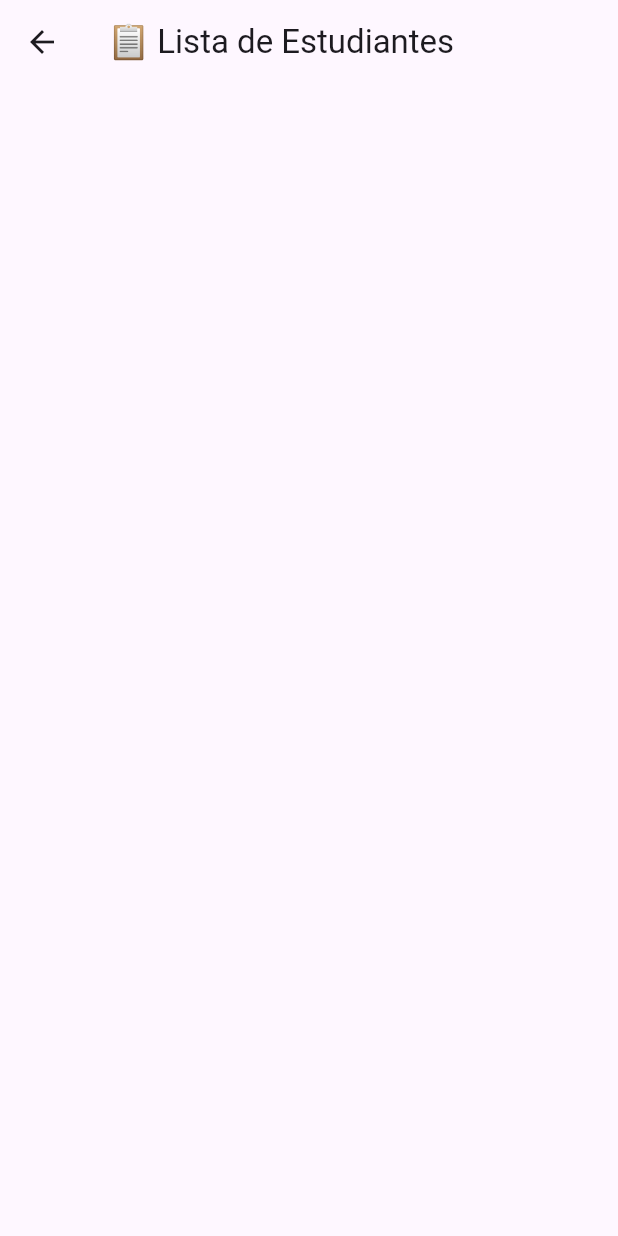
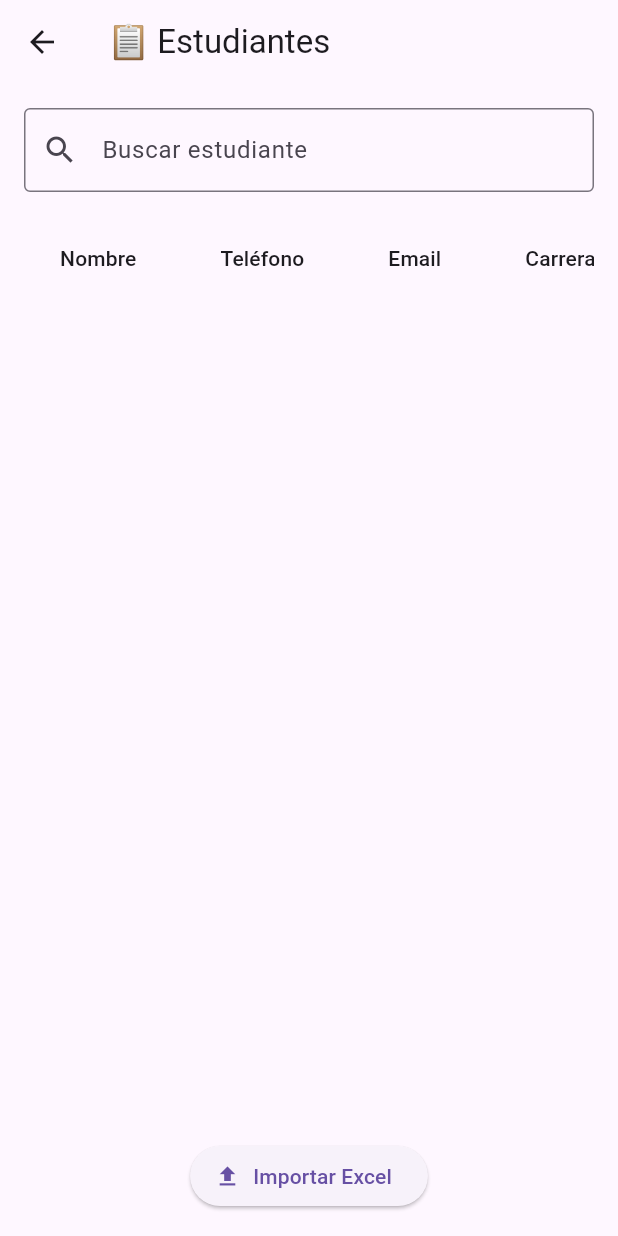
Before and after one commit to fabi-cm/App-ExamOI2, a Flutter app: the AdminDashboard screen opened by its route, after a tap on "📚 Gestión de Estudiantes", on a phone screen of 412 x 824 dp. Run offline on Flutter 3.47's test engine with Material 3 defaults, Android fonts, the phone set to English and light mode, and no system bars; our stand-ins replace file_picker, go_router; missing offline and left inert: excel.

Commit message:
Mejora en los screens para las diferentes vistas

```diff
--- a/lib/core/router.dart
+++ b/lib/core/router.dart
@@ -1,4 +1,3 @@
-import 'package:flutter/material.dart';
 import 'package:go_router/go_router.dart';
 import '../features/auth/presentation/login_page.dart';
 import '../features/students/presentation/student_dashboard.dart';
--- a/lib/features/exams/presentation/admin_dashboard.dart
+++ b/lib/features/exams/presentation/admin_dashboard.dart
@@ -1,6 +1,4 @@
 import 'package:flutter/material.dart';
-import '../../students/application/importar_estudiantes.dart';
-import '../../students/domain/estudiante.dart';
 import '../../students/presentation/estudiantes_list_page.dart';
 
 class AdminDashboard extends StatefulWidget {
@@ -11,7 +9,6 @@ class AdminDashboard extends StatefulWidget {
 }
 
 class _AdminDashboardState extends State<AdminDashboard> {
-  final List<Estudiante> _estudiantes = [];
 
   @override
   Widget build(BuildContext context) {
@@ -22,20 +19,10 @@ class _AdminDashboardState extends State<AdminDashboard> {
         children: [
           ListTile(
             title: const Text('📚 Gestión de Estudiantes'),
-            onTap: () async {
-              final nuevos = await importarDesdeExcel(_estudiantes.map((e) => e.email).toSet());
-              setState(() {
-                _estudiantes.addAll(nuevos);
-              });
-              if (mounted) {
-                Navigator.push(
-                  context,
-                  MaterialPageRoute(
-                    builder: (_) => EstudiantesListPage(estudiantes: _estudiantes),
-                  ),
-                );
-              }
-            },
+            onTap: () => Navigator.push(
+              context,
+              MaterialPageRoute(builder: (_) => const EstudiantesListPage()),
+            ),
           ),
           ListTile(
             title: const Text('✏️ Cargar/Editar Ejercicios'),
--- a/lib/features/students/application/importar_estudiantes.dart
+++ b/lib/features/students/application/importar_estudiantes.dart
@@ -1,5 +1,6 @@
 import 'package:file_picker/file_picker.dart';
 import 'package:excel/excel.dart';
+import 'package:flutter/foundation.dart';
 import '../domain/estudiante.dart';
 
 Future<List<Estudiante>> importarDesdeExcel(Set<String> emailsExistentes) async {
@@ -31,5 +32,13 @@ Future<List<Estudiante>> importarDesdeExcel(Set<String> emailsExistentes) async
     }
   }
 
+  for (var table in excel.tables.keys) {
+    for (var row in excel.tables[table]!.rows) {
+      if (kDebugMode) {
+        print(row);
+      } // 🔍 ¿Esto muestra los datos?
+    }
+  }
+
   return estudiantes;
 }
--- /dev/null
+++ b/lib/features/students/data/estudiante_repository.dart
@@ -0,0 +1,24 @@
+import '../domain/estudiante.dart';
+
+class EstudianteRepository {
+  static final EstudianteRepository _instance = EstudianteRepository._internal();
+  final List<Estudiante> _estudiantes = [];
+
+  EstudianteRepository._internal();
+
+  factory EstudianteRepository() => _instance;
+
+  List<Estudiante> get estudiantes => _estudiantes;
+
+  void agregar(Estudiante e) {
+    if (!_estudiantes.any((x) => x.email == e.email || x.id == e.id)) {
+      _estudiantes.add(e);
+    }
+  }
+
+  void agregarTodos(List<Estudiante> nuevos) {
+    for (final e in nuevos) {
+      agregar(e);
+    }
+  }
+}
--- a/lib/features/students/domain/estudiante.dart
+++ b/lib/features/students/domain/estudiante.dart
@@ -14,12 +14,19 @@ class Estudiante {
   });
 
   factory Estudiante.fromExcelRow(List<dynamic> row) {
+    String limpiar(dynamic val) => val?.toString().trim().replaceAll(RegExp(r'\s+'), ' ') ?? '';
+
+    final idRaw = row[0]?.toString() ?? '';
+    final id = int.tryParse(idRaw.replaceAll(RegExp(r'\D'), '')) ?? 0;
+
+    final email = limpiar(row[4]).toLowerCase();
+
     return Estudiante(
-      id: int.tryParse(row[0].toString()) ?? 0,
-      nombre: row[1]?.toString().trim() ?? '',
-      carrera: row[2]?.toString().trim() ?? '',
-      telefono: row[3]?.toString().trim() ?? '',
-      email: row[4]?.toString().trim() ?? '',
+      id: id,
+      nombre: limpiar(row[1]),
+      carrera: limpiar(row[2]),
+      telefono: limpiar(row[3]),
+      email: email,
     );
   }
 }
--- a/lib/features/students/presentation/estudiantes_list_page.dart
+++ b/lib/features/students/presentation/estudiantes_list_page.dart
@@ -1,25 +1,93 @@
 import 'package:flutter/material.dart';
-import '../../students/domain/estudiante.dart';
+import '../domain/estudiante.dart';
+import '../application/importar_estudiantes.dart';
+import '../data/estudiante_repository.dart';
 
-class EstudiantesListPage extends StatelessWidget {
-  final List<Estudiante> estudiantes;
+class EstudiantesListPage extends StatefulWidget {
+  const EstudiantesListPage({super.key});
 
-  const EstudiantesListPage({super.key, required this.estudiantes});
+  @override
+  State<EstudiantesListPage> createState() => _EstudiantesListPageState();
+}
+
+class _EstudiantesListPageState extends State<EstudiantesListPage> {
+  final TextEditingController _searchController = TextEditingController();
+
+  List<Estudiante> get _filtrados {
+    final query = _searchController.text.toLowerCase();
+    return EstudianteRepository().estudiantes.where((e) =>
+    e.nombre.toLowerCase().contains(query) || e.email.toLowerCase().contains(query)).toList();
+  }
+
+  void _importar() async {
+    final nuevos = await importarDesdeExcel(
+      EstudianteRepository().estudiantes.map((e) => e.email).toSet(),
+    );
+    setState(() {
+      EstudianteRepository().agregarTodos(nuevos);
+    });
+  }
 
   @override
   Widget build(BuildContext context) {
     return Scaffold(
-      appBar: AppBar(title: const Text('📋 Lista de Estudiantes')),
-      body: ListView.builder(
-        itemCount: estudiantes.length,
-        itemBuilder: (context, index) {
-          final e = estudiantes[index];
-          return ListTile(
-            title: Text(e.nombre),
-            subtitle: Text('${e.email} | ${e.telefono}'),
-            trailing: Text(e.carrera),
-          );
-        },
+      appBar: AppBar(title: const Text('📋 Estudiantes')),
+      body: Padding(
+        padding: const EdgeInsets.all(16.0),
+        child: Column(
+          children: [
+            TextField(
+              controller: _searchController,
+              onChanged: (_) => setState(() {}),
+              decoration: const InputDecoration(
+                labelText: 'Buscar estudiante',
+                prefixIcon: Icon(Icons.search),
+                border: OutlineInputBorder(),
+              ),
+            ),
+            const SizedBox(height: 16),
+            Expanded(
+              child: SingleChildScrollView(
+                scrollDirection: Axis.horizontal,
+                child: DataTable(
+                  columns: const [
+                    DataColumn(label: Text('Nombre')),
+                    DataColumn(label: Text('Teléfono')),
+                    DataColumn(label: Text('Email')),
+                    DataColumn(label: Text('Carrera')),
+                  ],
+                  rows: _filtrados.map((e) => DataRow(cells: [
+                    DataCell(Text(e.nombre)),
+                    DataCell(Text(e.telefono)),
+                    DataCell(Text(e.email)),
+                    DataCell(Text(e.carrera)),
+                  ])).toList(),
+                ),
+              ),
+            ),
+            const SizedBox(height: 16),
+            Row(
+              mainAxisAlignment: MainAxisAlignment.spaceAround,
+              children: [
+                // ElevatedButton.icon(
+                //   onPressed: () {},
+                //   icon: const Icon(Icons.person_add),
+                //   label: const Text('Agregar estudiante'),
+                // ),
+                // ElevatedButton.icon(
+                //   onPressed: () {},
+                //   icon: const Icon(Icons.settings),
+                //   label: const Text('Configurar notas'),
+                // ),
+                ElevatedButton.icon(
+                  onPressed: _importar,
+                  icon: const Icon(Icons.file_upload),
+                  label: const Text('Importar Excel'),
+                ),
+              ],
+            )
+          ],
+        ),
       ),
     );
   }
```
